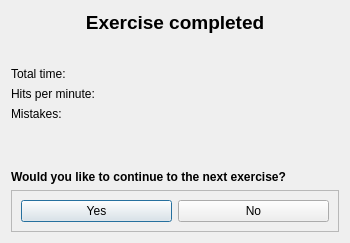
This is ui/levelsummary.ui in Open-Typer/Open-Typer as Qt 5 draws it before an edit. The edited form follows.
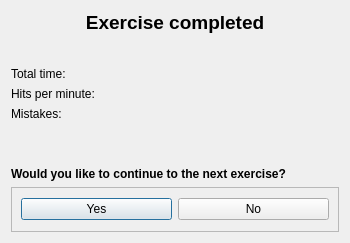
This is the edited form.

Commit message: ui: levelsummary: Increase button frame height

What changed in the file:
```diff
--- a/ui/levelsummary.ui
+++ b/ui/levelsummary.ui
@@ -131,7 +131,7 @@
      <property name="minimumSize">
       <size>
        <width>0</width>
-       <height>30</height>
+       <height>45</height>
       </size>
      </property>
      <property name="frameShape">
```
